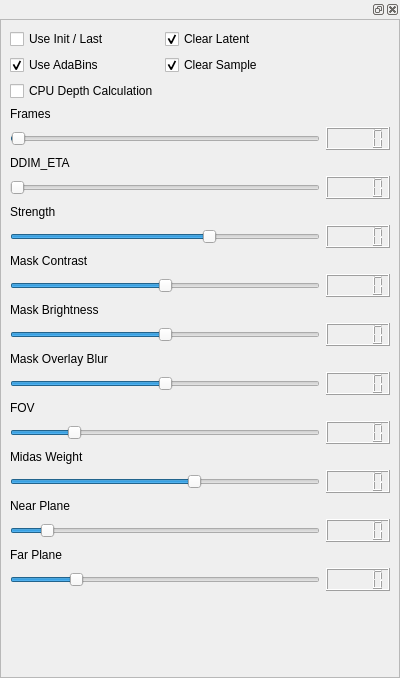
Before: the Qt Designer form frontend/ui_widgets/animSliders.ui in XmYx/ainodes-pyside, drawn with Qt 5.
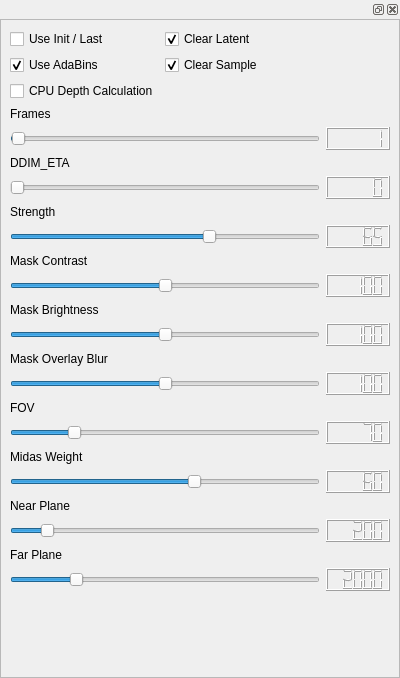
After: the same form once the commit is applied.

Commit message: added some more of the deforum setup things. plenty ended up as switches in animSliders also some cleanup in arguments to call the functions. removed some unnessary extra steps to save near 0.000000000000000001 ms per run :D

The edit to the form file:
```diff
--- a/frontend/ui_widgets/animSliders.ui
+++ b/frontend/ui_widgets/animSliders.ui
@@ -53,23 +53,35 @@
             <x>0</x>
             <y>0</y>
             <width>398</width>
-            <height>660</height>
+            <height>652</height>
            </rect>
           </property>
           <layout class="QVBoxLayout" name="verticalLayout_4">
            <item>
             <layout class="QGridLayout" name="gridLayout">
              <item row="2" column="1">
-              <widget class="QLCDNumber" name="framesNumber"/>
+              <widget class="QLCDNumber" name="framesNumber">
+               <property name="intValue" stdset="0">
+                <number>1</number>
+               </property>
+              </widget>
              </item>
              <item row="9" column="1">
-              <widget class="QLCDNumber" name="mask_contrastNumber"/>
+              <widget class="QLCDNumber" name="mask_contrastNumber">
+               <property name="intValue" stdset="0">
+                <number>100</number>
+               </property>
+              </widget>
              </item>
              <item row="5" column="1">
               <widget class="QLCDNumber" name="ddim_etaNumber"/>
              </item>
              <item row="7" column="1">
-              <widget class="QLCDNumber" name="strengthNumber"/>
+              <widget class="QLCDNumber" name="strengthNumber">
+               <property name="intValue" stdset="0">
+                <number>65</number>
+               </property>
+              </widget>
              </item>
              <item row="15" column="0">
               <widget class="QSlider" name="fov">
@@ -98,22 +110,46 @@
               </widget>
              </item>
              <item row="15" column="1">
-              <widget class="QLCDNumber" name="fovNumber"/>
+              <widget class="QLCDNumber" name="fovNumber">
+               <property name="intValue" stdset="0">
+                <number>70</number>
+               </property>
+              </widget>
              </item>
              <item row="17" column="1">
-              <widget class="QLCDNumber" name="midas_weightNumber"/>
+              <widget class="QLCDNumber" name="midas_weightNumber">
+               <property name="intValue" stdset="0">
+                <number>60</number>
+               </property>
+              </widget>
              </item>
              <item row="19" column="1">
-              <widget class="QLCDNumber" name="near_planeNumber"/>
+              <widget class="QLCDNumber" name="near_planeNumber">
+               <property name="intValue" stdset="0">
+                <number>200</number>
+               </property>
+              </widget>
              </item>
              <item row="13" column="1">
-              <widget class="QLCDNumber" name="mask_blurNumber"/>
+              <widget class="QLCDNumber" name="mask_blurNumber">
+               <property name="intValue" stdset="0">
+                <number>100</number>
+               </property>
+              </widget>
              </item>
              <item row="21" column="1">
-              <widget class="QLCDNumber" name="far_planeNumber"/>
+              <widget class="QLCDNumber" name="far_planeNumber">
+               <property name="intValue" stdset="0">
+                <number>2000</number>
+               </property>
+              </widget>
              </item>
              <item row="11" column="1">
-              <widget class="QLCDNumber" name="mask_brightnessNumber"/>
+              <widget class="QLCDNumber" name="mask_brightnessNumber">
+               <property name="intValue" stdset="0">
+                <number>100</number>
+               </property>
+              </widget>
              </item>
              <item row="17" column="0">
               <widget class="QSlider" name="midas_weight">
```
Left out of the diff: 3 changed lines with no effect on the pictures. The commit also changes 9 other files.
